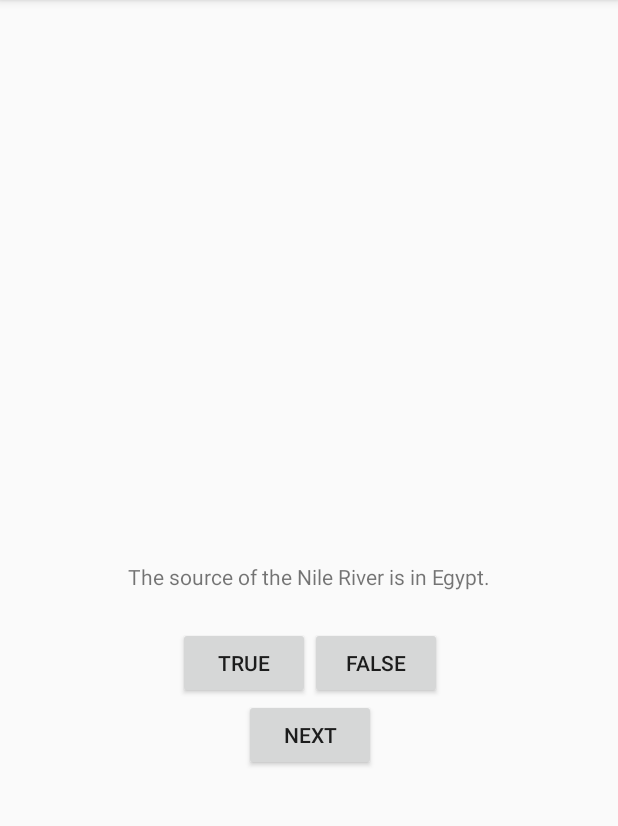
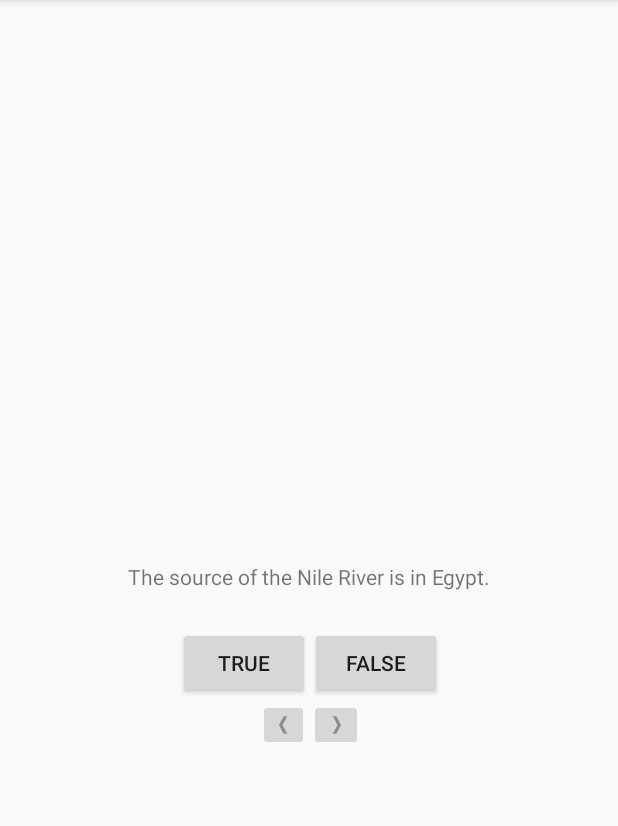
Before and after one commit to edwardho/BigNerdRanchAndroid, an Android app: the QuizActivity screen opened directly, with no data from a screen before it, on a phone screen of 412 x 824 dp, the part 84-910 px from its top. Run offline under Robolectric (Android 15) with nearby library versions, the phone set to English and light mode, and no system bars.

Commit message:
Completed BNR - Android - 3e - Chapter 2 - post-Challenge

```diff
--- a/GeoQuiz/app/src/main/java/android/bignerdranch/com/QuizActivity.java
+++ b/GeoQuiz/app/src/main/java/android/bignerdranch/com/QuizActivity.java
@@ -4,6 +4,7 @@ import android.os.Bundle;
 import android.support.v7.app.AppCompatActivity;
 import android.view.View;
 import android.widget.Button;
+import android.widget.ImageButton;
 import android.widget.TextView;
 import android.widget.Toast;
 
@@ -11,7 +12,8 @@ public class QuizActivity extends AppCompatActivity {
 
     private Button mTrueButton;
     private Button mFalseButton;
-    private Button mNextButton;
+    private ImageButton mPrevImageButton;
+    private ImageButton mNextImageButton;
     private TextView mStatementTextView;
 
     private Question[] mStatementBank = new Question[] {
@@ -32,6 +34,14 @@ public class QuizActivity extends AppCompatActivity {
 
         // Configure the true/false statement
         mStatementTextView = (TextView) findViewById(R.id.tv_quiz_statement);
+        mStatementTextView.setOnClickListener(new View.OnClickListener() {
+            @Override
+            public void onClick(View view) {
+                // TextView clicked, show next statement
+                mCurrentIndex = (mCurrentIndex + 1) % mStatementBank.length;
+                updateQuestion();
+            }
+        });
         updateQuestion();
 
         // Configure the True Button
@@ -54,9 +64,23 @@ public class QuizActivity extends AppCompatActivity {
             }
         });
 
+        // Configure the Prev Button
+        mPrevImageButton = (ImageButton) findViewById(R.id.btn_prev);
+        mPrevImageButton.setOnClickListener(new View.OnClickListener() {
+            @Override
+            public void onClick(View view) {
+                // Prev clicked
+                mCurrentIndex = (mCurrentIndex - 1) % mStatementBank.length;
+                if (mCurrentIndex < 0) {
+                    mCurrentIndex = mStatementBank.length-1;
+                }
+                updateQuestion();
+            }
+        });
+
         // Configure the Next Button
-        mNextButton = (Button) findViewById(R.id.btn_next);
-        mNextButton.setOnClickListener(new View.OnClickListener() {
+        mNextImageButton = (ImageButton) findViewById(R.id.btn_next);
+        mNextImageButton.setOnClickListener(new View.OnClickListener() {
             @Override
             public void onClick(View view) {
                 // Next clicked
--- a/GeoQuiz/app/src/main/res/layout/activity_quiz.xml
+++ b/GeoQuiz/app/src/main/res/layout/activity_quiz.xml
@@ -5,7 +5,7 @@
     android:layout_width="match_parent"
     android:layout_height="match_parent"
     android:padding="16dp"
-    tools:context=".QuizActivity">
+    tools:context=".QuizActivity" >
 
     <TextView
         android:id="@+id/tv_quiz_statement"
@@ -16,7 +16,7 @@
         app:layout_constraintRight_toRightOf="parent"
         app:layout_constraintTop_toTopOf="parent"
         android:padding="24dp"
-        android:gravity="center_horizontal"/>
+        android:gravity="center_horizontal" />
 
     <LinearLayout
         android:id="@+id/ll_button_group"
@@ -25,7 +25,7 @@
         android:orientation="horizontal"
         app:layout_constraintTop_toBottomOf="@+id/tv_quiz_statement"
         app:layout_constraintLeft_toLeftOf="@+id/tv_quiz_statement"
-        app:layout_constraintRight_toRightOf="@+id/tv_quiz_statement">
+        app:layout_constraintRight_toRightOf="@+id/tv_quiz_statement" >
 
         <Button
             android:id="@+id/btn_true"
@@ -41,13 +41,30 @@
 
     </LinearLayout>
 
-    <Button
-        android:id="@+id/btn_next"
+    <LinearLayout
+        android:id="@+id/ll_button_prev_next"
         android:layout_width="wrap_content"
         android:layout_height="wrap_content"
-        android:text="@string/next_button"
         app:layout_constraintTop_toBottomOf="@+id/ll_button_group"
         app:layout_constraintLeft_toLeftOf="@+id/ll_button_group"
-        app:layout_constraintRight_toRightOf="@+id/ll_button_group" />
+        app:layout_constraintRight_toRightOf="@+id/ll_button_group" >
+
+        <ImageButton
+            android:id="@+id/btn_prev"
+            android:layout_width="wrap_content"
+            android:layout_height="wrap_content"
+            android:src="@drawable/arrow_left"
+            android:contentDescription="previous button" />
+
+        <ImageButton
+            android:id="@+id/btn_next"
+            android:layout_width="36dp"
+            android:layout_height="wrap_content"
+            android:src="@drawable/arrow_right"
+            android:contentDescription="next button" />
+
+    </LinearLayout>
+
+
 
 </android.support.constraint.ConstraintLayout>
--- a/GeoQuiz/app/src/main/res/values/strings.xml
+++ b/GeoQuiz/app/src/main/res/values/strings.xml
@@ -4,6 +4,7 @@
     <!-- Button strings -->
     <string name="true_button">TRUE</string>
     <string name="false_button">FALSE</string>
+    <string name="prev_button">PREV</string>
     <string name="next_button">NEXT</string>
 
     <!-- Toast strings -->
```
Also changed, not shown: GeoQuiz/app/src/main/res/drawable-hdpi/arrow_left.png (added), GeoQuiz/app/src/main/res/drawable-hdpi/arrow_right.png (added), GeoQuiz/app/src/main/res/drawable-mdpi/arrow_left.png (added), GeoQuiz/app/src/main/res/drawable-mdpi/arrow_right.png (added), GeoQuiz/app/src/main/res/drawable-xhdpi/arrow_left.png (added), GeoQuiz/app/src/main/res/drawable-xhdpi/arrow_right.png (added), GeoQuiz/app/src/main/res/drawable-xxhdpi/arrow_left.png (added), GeoQuiz/app/src/main/res/drawable-xxhdpi/arrow_right.png (added).
